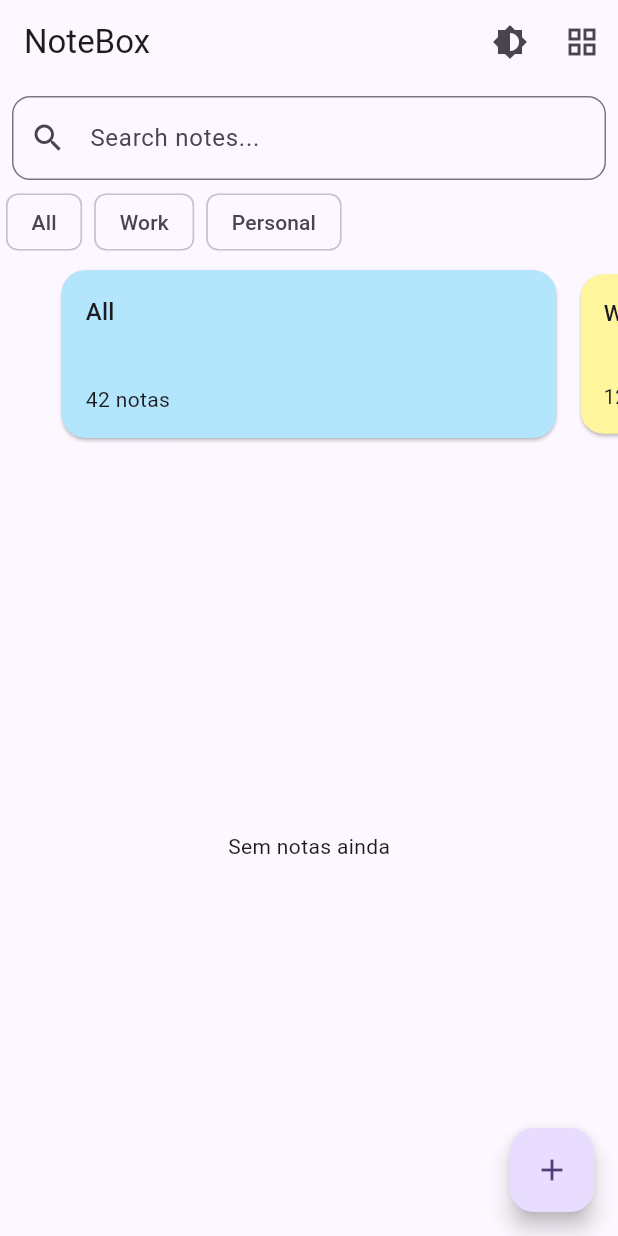
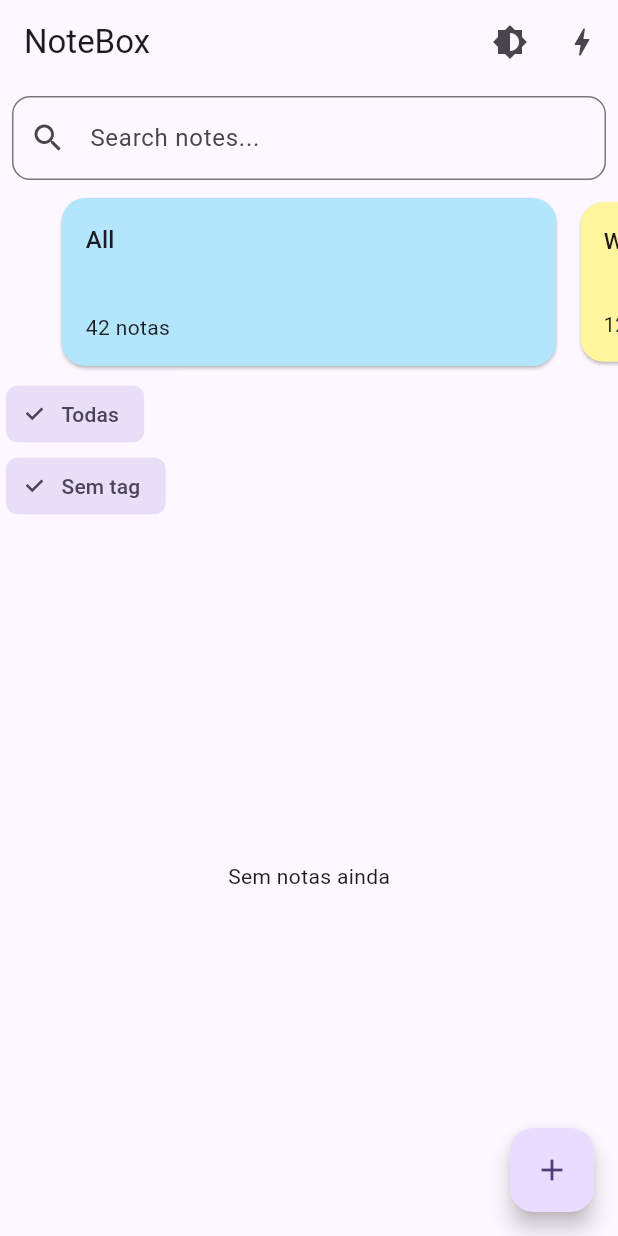
Before and after one commit to TiagoNeves00/tiago-notebox, a Flutter app: the screen it shows after launch, on a phone screen of 412 x 824 dp. Run offline on Flutter 3.47's test engine with Material 3 defaults, Android fonts, the light colour scheme and no system bars; drawn by our look-alikes of dynamic_color; our stand-ins replace drift, flutter_riverpod; accounts and stored records are empty; generated files the repository leaves out were written again.

Commit message:
Folder and Tags
Added folder and tag chips wired to Drift with combined filtering

```diff
--- /dev/null
+++ b/lib/data/repos/tags_repo.dart
@@ -0,0 +1,12 @@
+import 'package:drift/drift.dart';
+import 'package:flutter_riverpod/flutter_riverpod.dart';
+import 'package:notebox/data/local/db.dart';
+import 'package:notebox/data/local/db_provider.dart';
+
+class TagsRepo {
+  final AppDb db;
+  TagsRepo(this.db);
+  Stream<List<Tag>> watchAll() =>
+      (db.select(db.tags)..orderBy([(t) => OrderingTerm.asc(t.name)])).watch();
+}
+final tagsRepoProvider = Provider((ref) => TagsRepo(ref.watch(dbProvider)));
--- a/lib/features/home/home_page.dart
+++ b/lib/features/home/home_page.dart
@@ -1,7 +1,11 @@
 import 'package:flutter/material.dart';
 import 'package:flutter_riverpod/flutter_riverpod.dart';
+import 'package:notebox/data/local/db.dart';
+import 'package:notebox/data/repos/folders_repo.dart';
+import 'package:notebox/data/repos/tags_repo.dart';
+import 'package:notebox/dev/dev_seed.dart';
+import 'package:notebox/features/home/providers/filters.dart';
 import 'package:notebox/features/home/providers/notes_provider.dart';
-import 'package:notebox/features/home/providers/view_mode.dart';
 import 'package:notebox/features/home/widgets/folder_carousel.dart';
 import 'package:notebox/theme/theme_mode.dart';
 
@@ -19,11 +23,9 @@
             onPressed: () => ref.read(themeModeProvider.notifier).toggle(),
           ),
           IconButton(
-            icon: Icon(
-              ref.watch(gridModeProvider) ? Icons.view_list : Icons.grid_view,
-            ),
-            onPressed: () => ref.read(gridModeProvider.notifier).state = !ref
-                .read(gridModeProvider),
+            icon: const Icon(Icons.bolt),
+            tooltip: 'DEV seed',
+            onPressed: () => runDevSeed(ref, force: true),
           ),
         ],
       ),
@@ -43,29 +45,13 @@
                   ref.read(searchQueryProvider.notifier).state = v,
             ),
           ),
-          SizedBox(
-            height: 40,
-            child: ListView(
-              scrollDirection: Axis.horizontal,
-              children: const [
-                Padding(
-                  padding: EdgeInsets.symmetric(horizontal: 4),
-                  child: Chip(label: Text('All')),
-                ),
-                Padding(
-                  padding: EdgeInsets.symmetric(horizontal: 4),
-                  child: Chip(label: Text('Work')),
-                ),
-                Padding(
-                  padding: EdgeInsets.symmetric(horizontal: 4),
-                  child: Chip(label: Text('Personal')),
-                ),
-              ],
-            ),
-          ),
-          const SizedBox(height: 8),
           const FolderCarousel(),
           const SizedBox(height: 8),
+
+          const _FoldersChips(),
+          const SizedBox(height: 8),
+          const _TagsChips(),
+
           Expanded(
             child: ref
                 .watch(notesProvider)
@@ -108,3 +94,90 @@
     );
   }
 }
+
+class _FoldersChips extends ConsumerWidget {
+  const _FoldersChips();
+
+  @override
+  Widget build(BuildContext context, WidgetRef ref) {
+    final stream = ref.watch(foldersRepoProvider).watchAll();
+    final sel = ref.watch(selectedFolderIdProvider);
+    return SizedBox(
+      height: 40,
+      child: StreamBuilder<List<Folder>>(
+        stream: stream,
+        builder: (context, snap) {
+          final items = snap.data ?? const <Folder>[];
+          return ListView(
+            scrollDirection: Axis.horizontal,
+            children: [
+              Padding(
+                padding: const EdgeInsets.symmetric(horizontal: 4),
+                child: ChoiceChip(
+                  label: const Text('Todas'),
+                  selected: sel == null,
+                  onSelected: (_) =>
+                      ref.read(selectedFolderIdProvider.notifier).state = null,
+                ),
+              ),
+              for (final f in items)
+                Padding(
+                  padding: const EdgeInsets.symmetric(horizontal: 4),
+                  child: ChoiceChip(
+                    label: Text(f.name),
+                    selected: sel == f.id,
+                    onSelected: (_) =>
+                        ref.read(selectedFolderIdProvider.notifier).state =
+                            f.id,
+                  ),
+                ),
+            ],
+          );
+        },
+      ),
+    );
+  }
+}
+
+class _TagsChips extends ConsumerWidget {
+  const _TagsChips();
+
+  @override
+  Widget build(BuildContext context, WidgetRef ref) {
+    final stream = ref.watch(tagsRepoProvider).watchAll();
+    final sel = ref.watch(selectedTagIdProvider);
+    return SizedBox(
+      height: 40,
+      child: StreamBuilder<List<Tag>>(
+        stream: stream,
+        builder: (context, snap) {
+          final items = snap.data ?? const <Tag>[];
+          return ListView(
+            scrollDirection: Axis.horizontal,
+            children: [
+              Padding(
+                padding: const EdgeInsets.symmetric(horizontal: 4),
+                child: ChoiceChip(
+                  label: const Text('Sem tag'),
+                  selected: sel == null,
+                  onSelected: (_) =>
+                      ref.read(selectedTagIdProvider.notifier).state = null,
+                ),
+              ),
+              for (final t in items)
+                Padding(
+                  padding: const EdgeInsets.symmetric(horizontal: 4),
+                  child: ChoiceChip(
+                    label: Text('#${t.name}'),
+                    selected: sel == t.id,
+                    onSelected: (_) =>
+                        ref.read(selectedTagIdProvider.notifier).state = t.id,
+                  ),
+                ),
+            ],
+          );
+        },
+      ),
+    );
+  }
+}
--- /dev/null
+++ b/lib/features/home/providers/filters.dart
@@ -0,0 +1,4 @@
+import 'package:flutter_riverpod/flutter_riverpod.dart';
+
+final selectedFolderIdProvider = StateProvider<int?>((_) => null);
+final selectedTagIdProvider = StateProvider<int?>((_) => null);
--- a/lib/features/home/providers/notes_provider.dart
+++ b/lib/features/home/providers/notes_provider.dart
@@ -1,10 +1,13 @@
 import 'package:flutter_riverpod/flutter_riverpod.dart';
 import 'package:notebox/data/repos/notes_repo.dart';
+import 'package:notebox/features/home/providers/filters.dart';
 
 final searchQueryProvider = StateProvider<String>((_) => '');
 
 final notesProvider = StreamProvider.autoDispose((ref) {
   final repo = ref.watch(notesRepoProvider);
   final query = ref.watch(searchQueryProvider);
-  return repo.watchAll(query: query);
+  final folderId = ref.watch(selectedFolderIdProvider);
+  final tagId = ref.watch(selectedTagIdProvider);
+  return repo.watchAll(folderId: folderId, tagId: tagId, query: query);
 });
```
Also changed, not shown: lib/data/repos/folders_repo.dart (added, +13 -0 lines), lib/data/repos/notes_repo.dart (+23 -15 lines), lib/dev/dev_seed.dart (added, +47 -0 lines).
